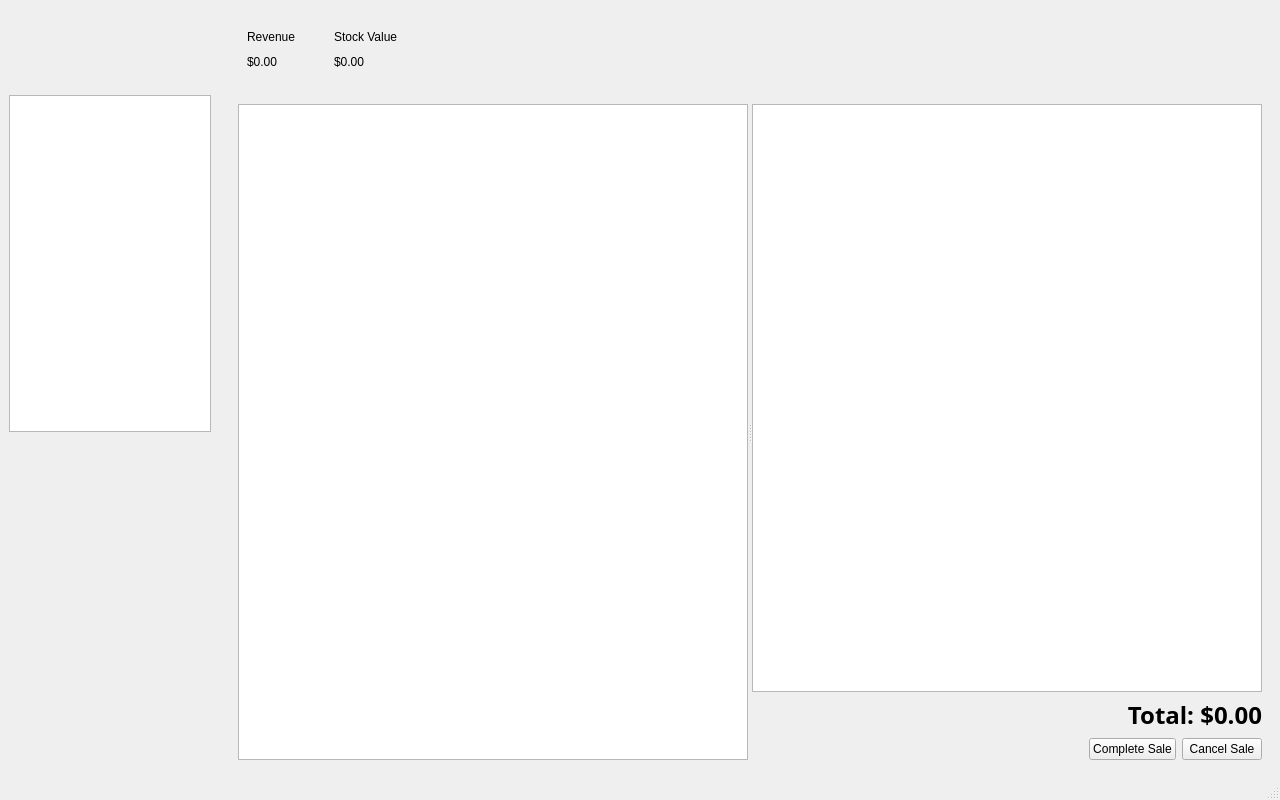
Above: mainwindow.ui from NoureddineDRIOUECH/POS before the change. Below: the same form after it.
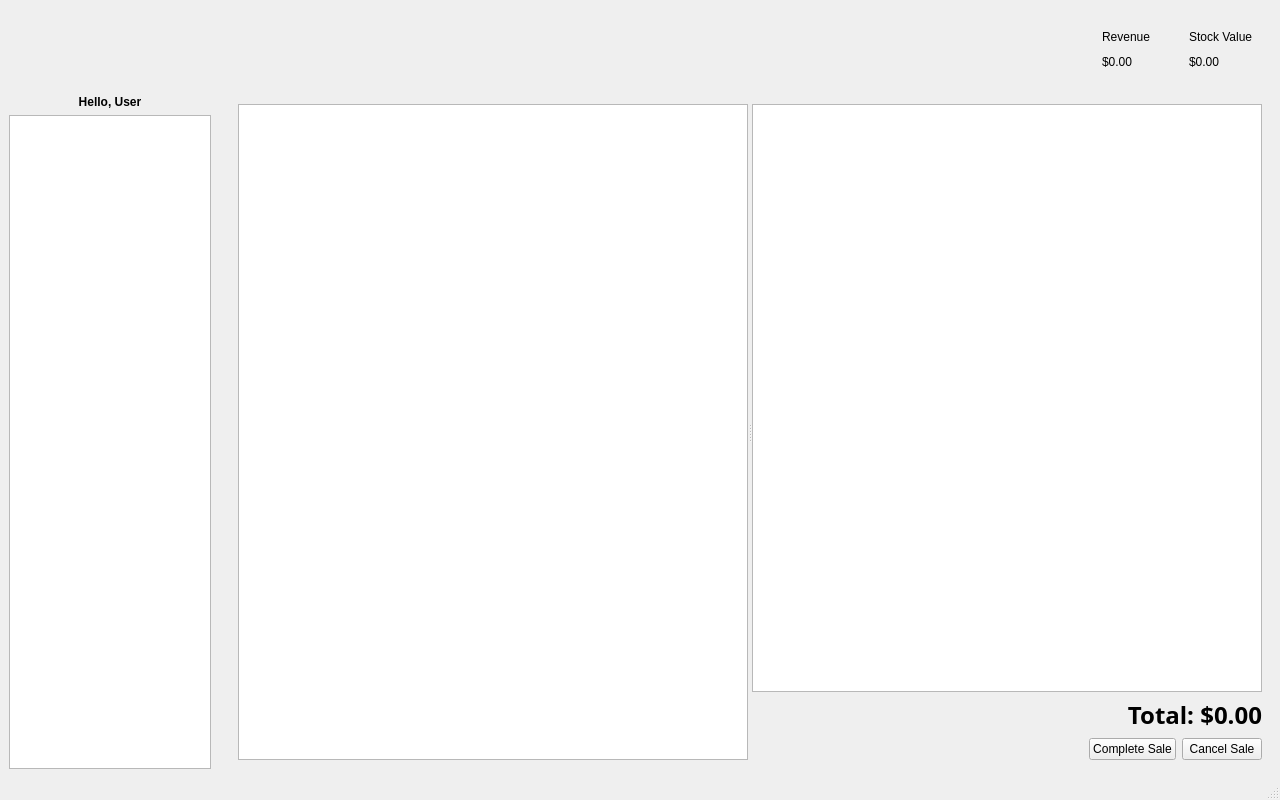
That is the form after the change. Icons and pictures are not drawn.

Commit message: +++++good design

```diff
--- a/mainwindow.ui
+++ b/mainwindow.ui
@@ -67,8 +67,26 @@
          </property>
         </widget>
        </item>
+       <item>
+        <widget class="QLabel" name="greetingLabel">
+         <property name="font">
+          <font>
+           <bold>true</bold>
+          </font>
+         </property>
+         <property name="text">
+          <string>Hello, User</string>
+         </property>
+         <property name="alignment">
+          <set>Qt::AlignCenter</set>
+         </property>
+        </widget>
+       </item>
        <item>
         <widget class="QListWidget" name="navigationListWidget">
+         <property name="verticalScrollBarPolicy">
+          <enum>Qt::ScrollBarAlwaysOff</enum>
+         </property>
          <property name="iconSize">
           <size>
            <width>24</width>
@@ -77,19 +95,6 @@
          </property>
         </widget>
        </item>
-       <item>
-        <spacer name="verticalSpacer">
-         <property name="orientation">
-          <enum>Qt::Vertical</enum>
-         </property>
-         <property name="sizeHint" stdset="0">
-          <size>
-           <width>20</width>
-           <height>40</height>
-          </size>
-         </property>
-        </spacer>
-       </item>
       </layout>
      </widget>
     </item>
@@ -119,6 +124,19 @@
           <property name="spacing">
            <number>20</number>
           </property>
+          <item>
+           <spacer name="statsSpacer">
+            <property name="orientation">
+             <enum>Qt::Horizontal</enum>
+            </property>
+            <property name="sizeHint" stdset="0">
+             <size>
+              <width>40</width>
+              <height>20</height>
+             </size>
+            </property>
+           </spacer>
+          </item>
           <item>
            <widget class="QWidget" name="revenueWidget" native="true">
             <layout class="QVBoxLayout" name="verticalLayout_revenue">
@@ -159,19 +177,6 @@
             </layout>
            </widget>
           </item>
-          <item>
-           <spacer name="statsSpacer">
-            <property name="orientation">
-             <enum>Qt::Horizontal</enum>
-            </property>
-            <property name="sizeHint" stdset="0">
-             <size>
-              <width>40</width>
-              <height>20</height>
-             </size>
-            </property>
-           </spacer>
-          </item>
          </layout>
         </widget>
        </item>
```
The commit also changes 3 other files.
